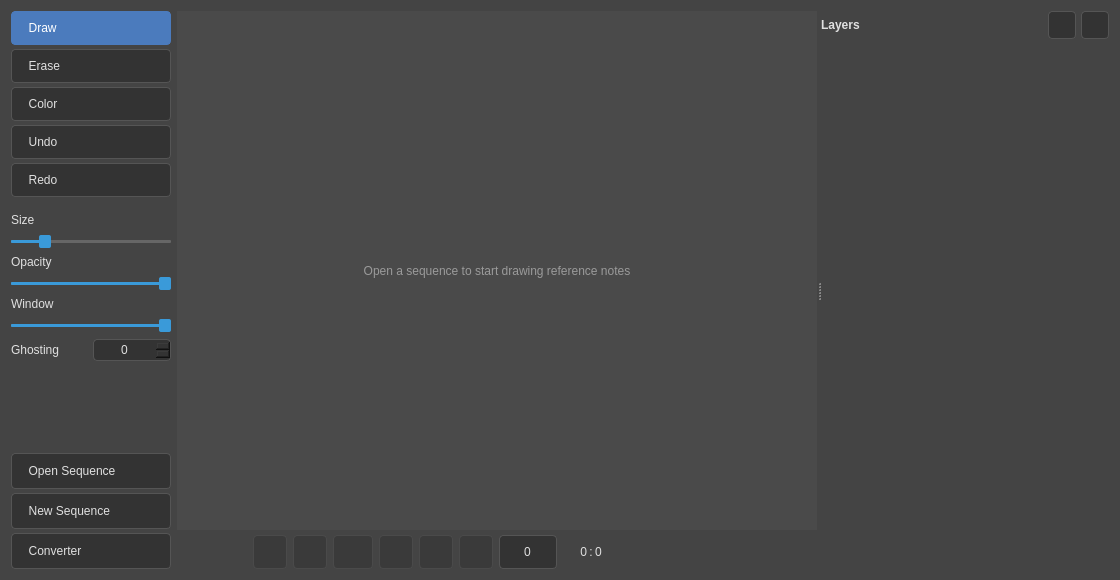
ShirzadBh/AnimRef, file AnimRef/Contents/interface/interface.ui: the form before one commit.
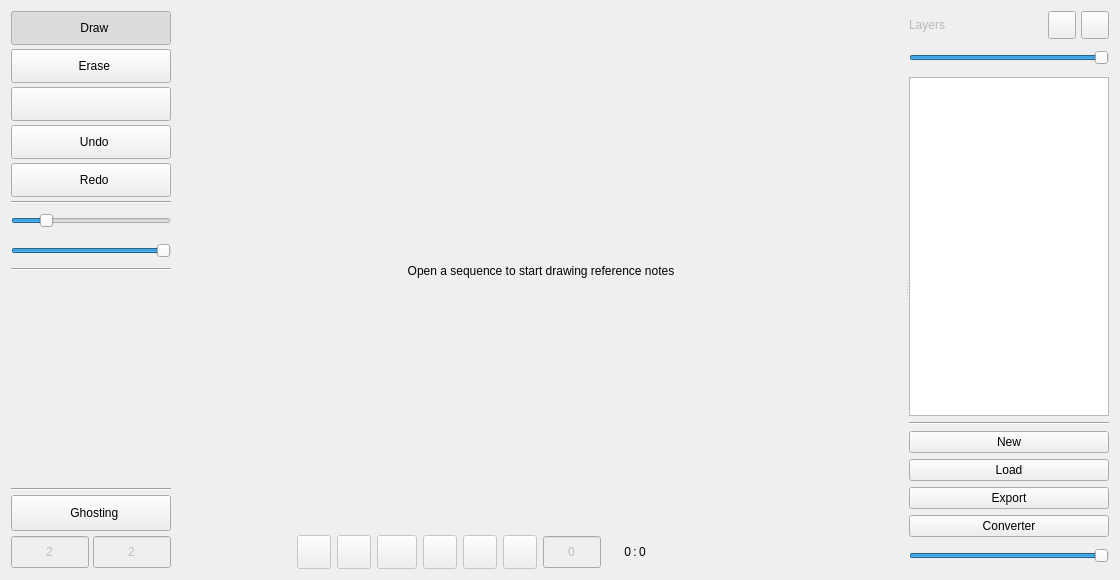
The form after the commit.

Commit message: Adding more features to the tool

What changed in the file:
```diff
--- a/AnimRef/Contents/interface/interface.ui
+++ b/AnimRef/Contents/interface/interface.ui
@@ -26,99 +26,7 @@
    <string>AnimRef v2.0</string>
   </property>
   <property name="styleSheet">
-   <string notr="true">
-QWidget#Form {
-    background-color: #444444;
-    color: #e0e0e0;
-    font-family: Segoe UI, Arial, sans-serif;
-    font-size: 12px;
-}
-QLabel {
-    color: #e0e0e0;
-}
-QPushButton {
-    background-color: #333333;
-    color: #e0e0e0;
-    border: 1px solid #555555;
-    border-radius: 4px;
-    padding: 6px 10px;
-    text-align: left;
-}
-QPushButton:hover {
-    background-color: #3d3d3d;
-    border-color: #666666;
-}
-QPushButton:pressed {
-    background-color: #2b2b2b;
-}
-QPushButton:checked {
-    background-color: #4b7bbd;
-    border-color: #4b7bbd;
-    color: #ffffff;
-}
-QPushButton:disabled {
-    color: #808080;
-    background-color: #3a3a3a;
-    border-color: #4a4a4a;
-}
-QPushButton#btn_s_frame, QPushButton#btn_p_frame, QPushButton#btn_play,
-QPushButton#btn_n_frame, QPushButton#btn_e_frame, QPushButton#btn_loop,
-QPushButton#btn_add_layer, QPushButton#btn_remove_layer {
-    padding: 4px;
-    text-align: center;
-}
-QLabel#viewer {
-    background-color: #4a4a4a;
-    border: none;
-    color: #9a9a9a;
-}
-QLabel#layersTitle {
-    font-weight: 600;
-}
-QListWidget#lw_layers {
-    background-color: transparent;
-    border: none;
-    outline: none;
-}
-QListWidget#lw_layers::item {
-    background-color: #3a3a3a;
-    min-height: 36px;
-    padding: 4px 10px;
-    margin: 3px 2px;
-    border-radius: 6px;
-    color: #e0e0e0;
-}
-QListWidget#lw_layers::item:selected {
-    background-color: #4b7bbd;
-    color: #ffffff;
-}
-QListWidget#lw_layers::item:hover:!selected {
-    background-color: #454545;
-}
-QSpinBox#sb_time_shift, QSpinBox#sb_ghosting {
-    background-color: #333333;
-    color: #e0e0e0;
-    border: 1px solid #555555;
-    border-radius: 4px;
-    padding: 2px 6px;
-}
-QSlider::groove:horizontal {
-    height: 3px;
-    background: #666666;
-    border-radius: 1px;
-}
-QSlider::sub-page:horizontal {
-    background: #3a9ad9;
-    border-radius: 1px;
-}
-QSlider::handle:horizontal {
-    background: #3a9ad9;
-    width: 12px;
-    height: 12px;
-    margin: -5px 0;
-    border-radius: 2px;
-}
-   </string>
+   <string notr="true"/>
   </property>
   <layout class="QVBoxLayout" name="verticalLayout_2">
    <item>
@@ -202,7 +110,7 @@
           </size>
          </property>
          <property name="text">
-          <string>  Color</string>
+          <string/>
          </property>
         </widget>
        </item>
@@ -257,44 +165,24 @@
         </widget>
        </item>
        <item>
-        <spacer name="toolSpacer1">
+        <widget class="Line" name="line">
          <property name="orientation">
-          <enum>Qt::Vertical</enum>
+          <enum>Qt::Horizontal</enum>
          </property>
-         <property name="sizeType">
-          <enum>QSizePolicy::Fixed</enum>
-         </property>
-         <property name="sizeHint" stdset="0">
-          <size>
-           <width>20</width>
-           <height>12</height>
-          </size>
-         </property>
-        </spacer>
-       </item>
-       <item>
-        <layout class="QHBoxLayout" name="sizeLabelRow">
-         <item>
-          <widget class="QLabel" name="lbl_size">
-           <property name="text">
-            <string>Size</string>
-           </property>
-          </widget>
-         </item>
-        </layout>
+        </widget>
        </item>
        <item>
         <widget class="QSlider" name="sl_brush_size">
          <property name="minimumSize">
           <size>
            <width>160</width>
-           <height>20</height>
+           <height>26</height>
           </size>
          </property>
          <property name="maximumSize">
           <size>
            <width>160</width>
-           <height>20</height>
+           <height>26</height>
           </size>
          </property>
          <property name="toolTip">
@@ -306,6 +194,12 @@
          <property name="maximum">
           <number>100</number>
          </property>
+         <property name="singleStep">
+          <number>1</number>
+         </property>
+         <property name="pageStep">
+          <number>5</number>
+         </property>
          <property name="value">
           <number>20</number>
          </property>
@@ -314,29 +208,18 @@
          </property>
         </widget>
        </item>
-       <item>
-        <layout class="QHBoxLayout" name="flowLabelRow">
-         <item>
-          <widget class="QLabel" name="lbl_flow">
-           <property name="text">
-            <string>Opacity</string>
-           </property>
-          </widget>
-         </item>
-        </layout>
-       </item>
        <item>
         <widget class="QSlider" name="sl_brush_flow">
          <property name="minimumSize">
           <size>
            <width>160</width>
-           <height>20</height>
+           <height>26</height>
           </size>
          </property>
          <property name="maximumSize">
           <size>
            <width>160</width>
-           <height>20</height>
+           <height>26</height>
           </size>
          </property>
          <property name="toolTip">
@@ -348,6 +231,12 @@
          <property name="maximum">
           <number>100</number>
          </property>
+         <property name="singleStep">
+          <number>1</number>
+         </property>
+         <property name="pageStep">
+          <number>5</number>
+         </property>
          <property name="value">
           <number>100</number>
          </property>
@@ -357,91 +246,14 @@
         </widget>
        </item>
        <item>
-        <layout class="QHBoxLayout" name="opacityLabelRow">
-         <item>
-          <widget class="QLabel" name="lbl_opacity">
-           <property name="text">
-            <string>Window</string>
-           </property>
-          </widget>
-         </item>
-        </layout>
-       </item>
-       <item>
-        <widget class="QSlider" name="sl_opacity">
-         <property name="minimumSize">
-          <size>
-           <width>160</width>
-           <height>20</height>
-          </size>
-         </property>
-         <property name="maximumSize">
-          <size>
-           <width>160</width>
-           <height>20</height>
-          </size>
-         </property>
-         <property name="toolTip">
-          <string>Window Opacity</string>
-         </property>
-         <property name="minimum">
-          <number>10</number>
-         </property>
-         <property name="maximum">
-          <number>100</number>
-         </property>
-         <property name="value">
-          <number>100</number>
-         </property>
+        <widget class="Line" name="line_2">
          <property name="orientation">
           <enum>Qt::Horizontal</enum>
          </property>
         </widget>
        </item>
        <item>
-        <layout class="QHBoxLayout" name="ghostingRow">
-         <item>
-          <widget class="QLabel" name="lbl_ghosting">
-           <property name="text">
-            <string>Ghosting</string>
-           </property>
-          </widget>
-         </item>
-         <item>
-          <widget class="QSpinBox" name="sb_ghosting">
-           <property name="minimumSize">
-            <size>
-             <width>0</width>
-             <height>0</height>
-            </size>
-           </property>
-           <property name="maximumSize">
-            <size>
-             <width>1000000</width>
-             <height>1000000</height>
-            </size>
-           </property>
-           <property name="toolTip">
-            <string>Number of frames before/after shown as ghosts</string>
-           </property>
-           <property name="alignment">
-            <set>Qt::AlignCenter</set>
-           </property>
-           <property name="minimum">
-            <number>0</number>
-           </property>
-           <property name="maximum">
-            <number>10</number>
-           </property>
-           <property name="value">
-            <number>0</number>
-           </property>
-          </widget>
-         </item>
-        </layout>
-       </item>
-       <item>
-        <spacer name="sidebarSpacer">
+        <spacer name="verticalSpacer">
          <property name="orientation">
           <enum>Qt::Vertical</enum>
          </property>
@@ -454,35 +266,17 @@
         </spacer>
        </item>
        <item>
-        <widget class="QPushButton" name="btn_load_seq">
-         <property name="minimumSize">
-          <size>
-           <width>160</width>
-           <height>36</height>
-          </size>
+        <widget class="Line" name="line_3">
+         <property name="orientation">
+          <enum>Qt::Horizontal</enum>
          </property>
-         <property name="maximumSize">
-          <size>
-           <width>160</width>
-           <height>36</height>
-          </size>
-         </property>
-         <property name="text">
-          <string>  Open Sequence</string>
-         </property>
-         <property name="iconSize">
-          <size>
-           <width>18</width>
-           <height>18</height>
-          </size>
-         </property>
         </widget>
        </item>
        <item>
-        <widget class="QPushButton" name="btn_new_seq">
+        <widget class="QPushButton" name="btn_ghosting">
          <property name="minimumSize">
           <size>
-           <width>160</width>
+           <width>0</width>
            <height>36</height>
           </size>
          </property>
@@ -496,7 +290,7 @@
           <string>Create a new blank sequence</string>
          </property>
          <property name="text">
-          <string>  New Sequence</string>
+          <string>  Ghosting</string>
          </property>
          <property name="iconSize">
           <size>
@@ -504,35 +298,88 @@
            <height>18</height>
           </size>
          </property>
+         <property name="checkable">
+          <bool>true</bool>
+         </property>
         </widget>
        </item>
        <item>
-        <widget class="QPushButton" name="btn_converter">
-         <property name="minimumSize">
-          <size>
-           <width>160</width>
-           <height>36</height>
-          </size>
-         </property>
-         <property name="maximumSize">
-          <size>
-           <width>160</width>
-           <height>36</height>
-          </size>
-         </property>
-         <property name="toolTip">
-          <string>Open / download sequence converter</string>
-         </property>
-         <property name="text">
-          <string>  Converter</string>
-         </property>
-         <property name="iconSize">
-          <size>
-           <width>18</width>
-           <height>18</height>
-          </size>
-         </property>
-        </widget>
+        <layout class="QHBoxLayout" name="horizontalLayout_4">
+         <item>
+          <widget class="QSpinBox" name="sb_ghost_backward">
+           <property name="enabled">
+            <bool>false</bool>
+           </property>
+           <property name="minimumSize">
+            <size>
+             <width>58</width>
+             <height>34</height>
+            </size>
+           </property>
+           <property name="maximumSize">
+            <size>
+             <width>16777215</width>
+             <height>34</height>
+            </size>
+           </property>
+           <property name="toolTip">
+            <string>Number of backward ghost frames</string>
+           </property>
+           <property name="alignment">
+            <set>Qt::AlignCenter</set>
+           </property>
+           <property name="buttonSymbols">
+            <enum>QAbstractSpinBox::NoButtons</enum>
+           </property>
+           <property name="minimum">
+            <number>0</number>
+           </property>
+           <property name="maximum">
+            <number>10</number>
+           </property>
+           <property name="value">
+            <number>2</number>
+           </property>
+          </widget>
+         </item>
+         <item>
+          <widget class="QSpinBox" name="sb_ghost_forward">
+           <property name="enabled">
+            <bool>false</bool>
+           </property>
+           <property name="minimumSize">
+            <size>
+             <width>58</width>
+             <height>34</height>
+            </size>
+           </property>
+           <property name="maximumSize">
+            <size>
+             <width>16777215</width>
+             <height>34</height>
+            </size>
+           </property>
+           <property name="toolTip">
+            <string>Number of forward ghost frames</string>
+           </property>
+           <property name="alignment">
+            <set>Qt::AlignCenter</set>
+           </property>
+           <property name="buttonSymbols">
+            <enum>QAbstractSpinBox::NoButtons</enum>
+           </property>
+           <property name="minimum">
+            <number>0</number>
+           </property>
+           <property name="maximum">
+            <number>10</number>
+           </property>
+           <property name="value">
+            <number>2</number>
+           </property>
+          </widget>
+         </item>
+        </layout>
        </item>
       </layout>
      </item>
@@ -877,6 +724,18 @@
         </layout>
        </widget>
        <widget class="QWidget" name="layoutWidget">
+        <property name="minimumSize">
+         <size>
+          <width>200</width>
+          <height>0</height>
+         </size>
+        </property>
+        <property name="maximumSize">
+         <size>
+          <width>200</width>
+          <height>16777215</height>
+         </size>
+        </property>
         <layout class="QVBoxLayout" name="verticalLayout">
          <item>
           <layout class="QHBoxLayout" name="layersHeaderLayout">
@@ -891,6 +750,9 @@
                <height>28</height>
               </size>
              </property>
+             <property name="styleSheet">
+              <string notr="true">color:#bababa;</string>
+             </property>
              <property name="text">
               <string>Layers</string>
              </property>
@@ -967,6 +829,57 @@
            </item>
           </layout>
          </item>
+         <item>
+          <layout class="QHBoxLayout" name="horizontalLayout_2">
+           <item>
+            <widget class="QSlider" name="sl_layer_opacity">
+             <property name="minimumSize">
+              <size>
+               <width>0</width>
+               <height>26</height>
+              </size>
+             </property>
+             <property name="maximumSize">
+              <size>
+               <width>16777215</width>
+               <height>26</height>
+              </size>
+             </property>
+             <property name="toolTip">
+              <string>Layer opacity</string>
+             </property>
+             <property name="minimum">
+              <number>0</number>
+             </property>
+             <property name="maximum">
+              <number>100</number>
+             </property>
+             <property name="singleStep">
+              <number>1</number>
+             </property>
+             <property name="pageStep">
+              <number>5</number>
+             </property>
+             <property name="value">
+              <number>100</number>
+             </property>
+             <property name="tracking">
+              <bool>true</bool>
+             </property>
+             <property name="orientation">
+              <enum>Qt::Horizontal</enum>
+             </property>
+            </widget>
+           </item>
+          </layout>
+         </item>
+         <item>
+          <layout class="QHBoxLayout" name="layerOpacityRow">
+           <property name="spacing">
+            <number>5</number>
+           </property>
+          </layout>
+         </item>
          <item>
           <widget class="QListWidget" name="lw_layers">
            <property name="sizePolicy">
@@ -991,8 +904,167 @@
             <enum>QAbstractItemView::InternalMove</enum>
            </property>
            <property name="alternatingRowColors">
+            <bool>false</bool>
+           </property>
+           <property name="selectionMode">
+            <enum>QAbstractItemView::ExtendedSelection</enum>
+           </property>
+          </widget>
+         </item>
+         <item>
+          <widget class="Line" name="line_4">
+           <property name="orientation">
+            <enum>Qt::Horizontal</enum>
+           </property>
+          </widget>
+         </item>
+         <item>
+          <widget class="QPushButton" name="btn_new_seq">
+           <property name="minimumSize">
+            <size>
+             <width>0</width>
+             <height>0</height>
+            </size>
+           </property>
+           <property name="maximumSize">
+            <size>
+             <width>10000000</width>
+             <height>100000</height>
+            </size>
+           </property>
+           <property name="toolTip">
+            <string>Create a new blank sequence</string>
+           </property>
+           <property name="text">
+            <string>New</string>
+           </property>
+           <property name="iconSize">
+            <size>
+             <width>18</width>
+             <height>18</height>
+            </size>
+           </property>
+          </widget>
+         </item>
+         <item>
+          <widget class="QPushButton" name="btn_load_seq">
+           <property name="minimumSize">
+            <size>
+             <width>0</width>
+             <height>0</height>
+            </size>
+           </property>
+           <property name="maximumSize">
+            <size>
+             <width>10000000</width>
+             <height>100000</height>
+            </size>
+           </property>
+           <property name="text">
+            <string>Load</string>
+           </property>
+           <property name="iconSize">
+            <size>
+             <width>18</width>
+             <height>18</height>
+            </size>
+           </property>
+          </widget>
+         </item>
+         <item>
+          <widget class="QPushButton" name="btn_export">
+           <property name="minimumSize">
+            <size>
+             <width>0</width>
+             <height>0</height>
+            </size>
+           </property>
+           <property name="maximumSize">
+            <size>
+             <width>10000000</width>
+             <height>100000</height>
+            </size>
+           </property>
+           <property name="toolTip">
+            <string>Export layers to image sequence</string>
+           </property>
+           <property name="text">
+            <string>Export</string>
+           </property>
+           <property name="iconSize">
+            <size>
+             <width>18</width>
+             <height>18</height>
+            </size>
+           </property>
+          </widget>
+         </item>
+         <item>
+          <widget class="QPushButton" name="btn_converter">
+           <property name="minimumSize">
+            <size>
+             <width>0</width>
+             <height>0</height>
+            </size>
+           </property>
+           <property name="maximumSize">
+            <size>
+             <width>10000000</width>
+             <height>100000</height>
+            </size>
+           </property>
+           <property name="toolTip">
+            <string>Open / download sequence converter</string>
+           </property>
+           <property name="text">
+            <string>Converter</string>
+           </property>
+           <property name="iconSize">
+            <size>
+             <width>18</width>
+             <height>18</height>
+            </size>
+           </property>
+          </widget>
+         </item>
+         <item>
+          <widget class="QSlider" name="sl_opacity">
+           <property name="minimumSize">
+            <size>
+             <width>160</width>
+             <height>26</height>
+            </size>
+           </property>
+           <property name="maximumSize">
+            <size>
+             <width>16777215</width>
+             <height>26</height>
+            </size>
+           </property>
+           <property name="toolTip">
+            <string>Window Opacity</string>
+           </property>
+           <property name="minimum">
+            <number>10</number>
+           </property>
+           <property name="maximum">
+            <number>100</number>
+           </property>
+           <property name="singleStep">
+            <number>1</number>
+           </property>
+           <property name="pageStep">
+            <number>5</number>
+           </property>
+           <property name="value">
+            <number>100</number>
+           </property>
+           <property name="tracking">
             <bool>true</bool>
            </property>
+           <property name="orientation">
+            <enum>Qt::Horizontal</enum>
+           </property>
           </widget>
          </item>
         </layout>
```
Left out of the diff: 8 changed lines with no effect on the pictures. The commit also changes 8 other files.
